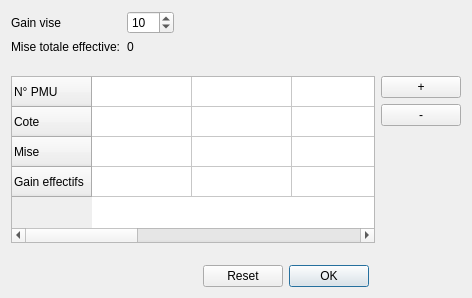
First picture: the form in gui.ui, repository AndreMiras/repartiteur-de-mises, before the edit.
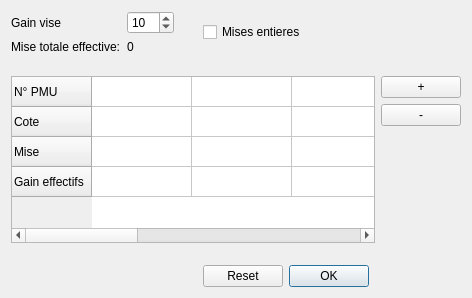
Second picture: the form after the edit.

Commit message: allows non-integer bets

Diff of the .ui file:
```diff
--- a/gui.ui
+++ b/gui.ui
@@ -212,6 +212,13 @@
      </property>
     </widget>
    </item>
+   <item row="0" column="3">
+    <widget class="QCheckBox" name="integerBetCheckBox">
+     <property name="text">
+      <string>Mises entieres</string>
+     </property>
+    </widget>
+   </item>
   </layout>
  </widget>
  <resources/>
```
The commit also changes 3 other files.
